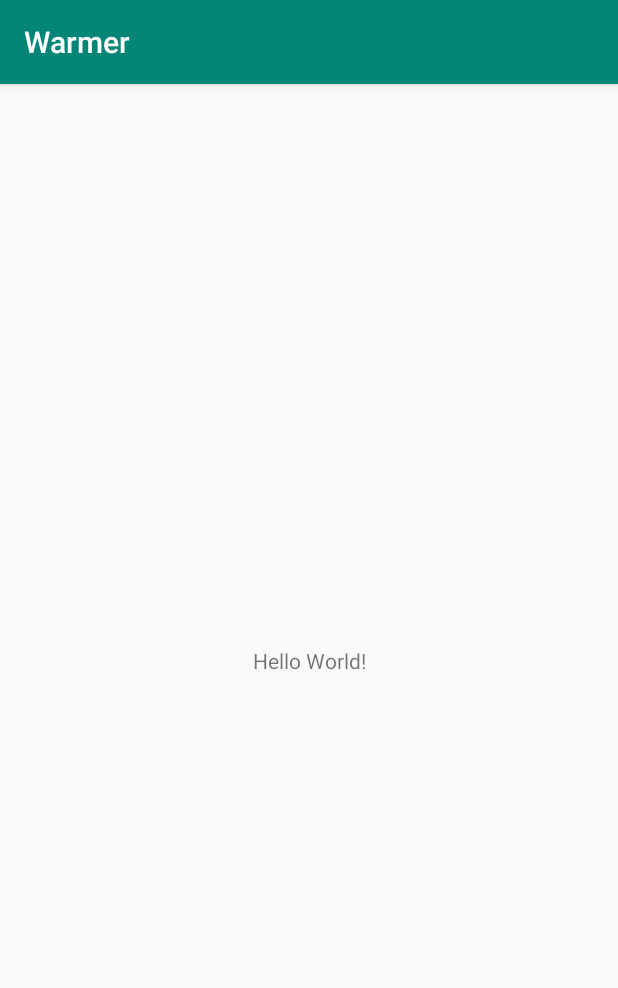
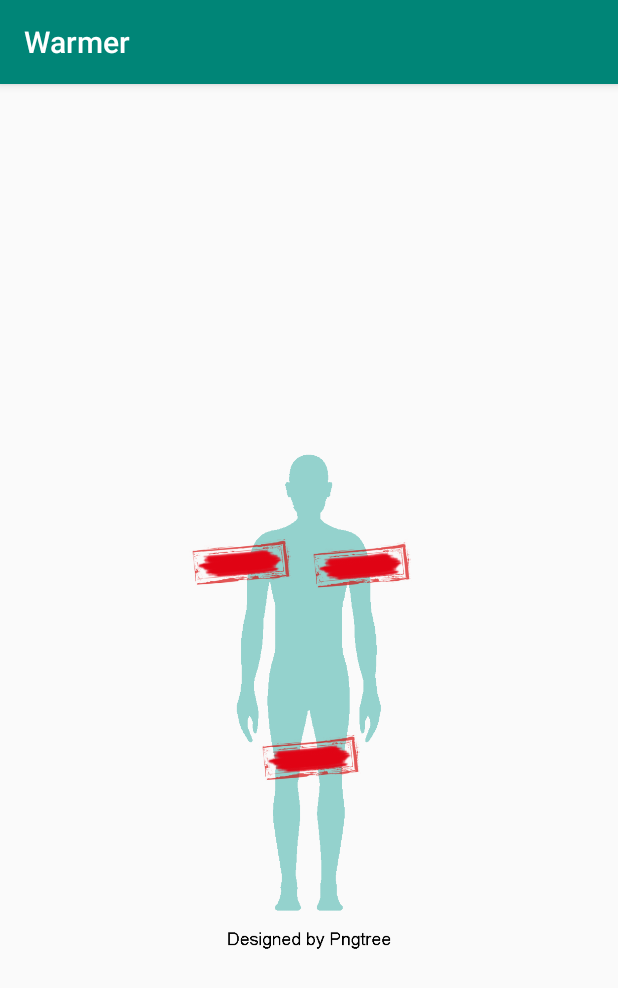
Before and after one commit to hanjjm/Embedded-System, an Android app: the screen it shows after launch (MainActivity), on a phone screen of 412 x 824 dp. Shown: the top 988 px of the screen. Run offline under Robolectric (Android 15) with nearby library versions, the light colour scheme and no system bars.

Commit message:
add main.xml

```diff
--- a/app/src/main/res/layout/activity_main.xml
+++ b/app/src/main/res/layout/activity_main.xml
@@ -6,13 +6,60 @@
     android:layout_height="match_parent"
     tools:context=".MainActivity">
 
-    <TextView
-        android:layout_width="wrap_content"
-        android:layout_height="wrap_content"
-        android:text="Hello World!"
+    <ImageView
+        android:id="@+id/imageView"
+        android:layout_width="0dp"
+        android:layout_height="715dp"
+        android:layout_marginStart="8dp"
+        android:layout_marginLeft="8dp"
+        android:layout_marginTop="34dp"
+        android:layout_marginEnd="8dp"
+        android:layout_marginRight="8dp"
+        android:contentDescription="TODO"
+        app:layout_constraintEnd_toEndOf="parent"
+        app:layout_constraintStart_toStartOf="parent"
+        app:layout_constraintTop_toTopOf="parent"
+        app:srcCompat="@drawable/body_front" />
+
+    <ImageView
+        android:id="@+id/imageView2"
+        android:layout_width="0dp"
+        android:layout_height="0dp"
+        android:layout_marginStart="126dp"
+        android:layout_marginLeft="126dp"
+        android:layout_marginTop="271dp"
+        android:layout_marginEnd="12dp"
+        android:layout_marginRight="12dp"
+        android:layout_marginBottom="40dp"
+        app:layout_constraintBottom_toTopOf="@+id/imageView3"
+        app:layout_constraintEnd_toStartOf="@+id/imageView4"
+        app:layout_constraintStart_toStartOf="parent"
+        app:layout_constraintTop_toTopOf="parent"
+        app:srcCompat="@drawable/pad" />
+
+    <ImageView
+        android:id="@+id/imageView3"
+        android:layout_width="68dp"
+        android:layout_height="0dp"
+        android:layout_marginBottom="276dp"
         app:layout_constraintBottom_toBottomOf="parent"
-        app:layout_constraintLeft_toLeftOf="parent"
-        app:layout_constraintRight_toRightOf="parent"
-        app:layout_constraintTop_toTopOf="parent" />
+        app:layout_constraintEnd_toStartOf="@+id/imageView4"
+        app:layout_constraintStart_toStartOf="@+id/imageView4"
+        app:layout_constraintTop_toBottomOf="@+id/imageView4"
+        app:srcCompat="@drawable/pad" />
+
+    <ImageView
+        android:id="@+id/imageView4"
+        android:layout_width="0dp"
+        android:layout_height="0dp"
+        android:layout_marginTop="275dp"
+        android:layout_marginEnd="137dp"
+        android:layout_marginRight="137dp"
+        android:layout_marginBottom="40dp"
+        app:layout_constraintBottom_toTopOf="@+id/imageView3"
+        app:layout_constraintEnd_toEndOf="parent"
+        app:layout_constraintStart_toEndOf="@+id/imageView2"
+        app:layout_constraintTop_toTopOf="parent"
+        app:srcCompat="@drawable/pad" />
 
 </android.support.constraint.ConstraintLayout>
```
Also changed, not shown: app/src/main/res/drawable/body_front.png (added), app/src/main/res/drawable/pad.png (added), 608 other files.
